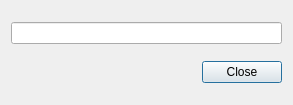
Before: the Qt Designer form src/ui/qgsdisplayanglebase.ui in kadas-albireo/kadas-albireo, drawn with Qt 5.
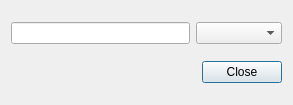
After: the same form once the commit is applied.

The edit to the form file:
```diff
--- a/src/ui/qgsdisplayanglebase.ui
+++ b/src/ui/qgsdisplayanglebase.ui
@@ -21,20 +21,10 @@
      </property>
     </widget>
    </item>
-   <item row="2" column="0">
-    <spacer name="horizontalSpacer">
-     <property name="orientation">
-      <enum>Qt::Horizontal</enum>
-     </property>
-     <property name="sizeHint" stdset="0">
-      <size>
-       <width>129</width>
-       <height>20</height>
-      </size>
-     </property>
-    </spacer>
+   <item row="1" column="2">
+    <widget class="QComboBox" name="mComboBoxUnit"/>
    </item>
-   <item row="2" column="1">
+   <item row="2" column="1" colspan="2">
     <widget class="QDialogButtonBox" name="buttonBox">
      <property name="orientation">
       <enum>Qt::Horizontal</enum>
```
